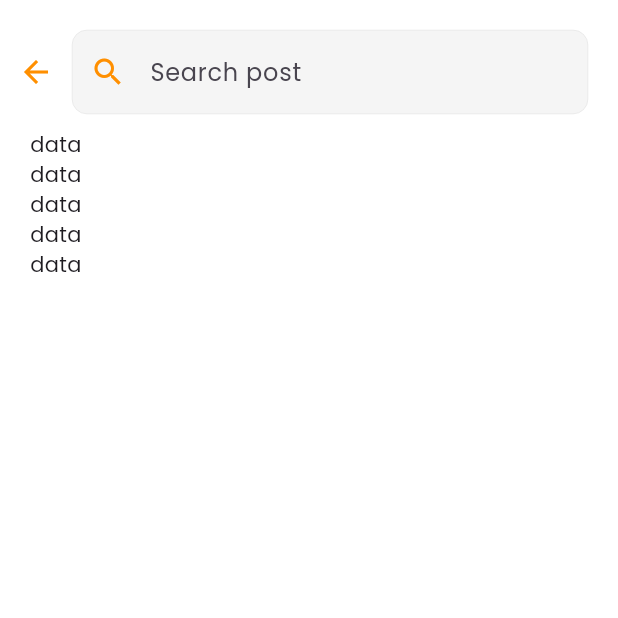
After one commit to Optimus-ged/youtube-flutter-tutorials, a Flutter app: the SearchPostView screen opened directly, on a phone screen of 412 x 824 dp, the top half of it. The commit adds this screen. Run offline on Flutter 3.47's test engine with Material 2 defaults, Android fonts, the phone set to English and light mode, and no system bars; our stand-ins replace bloc, dio, equatable, flutter_bloc, lottie; network calls fail.

Commit message:
search logic implemented successfully

```diff
--- a/lib/presentation/views/posts/posts_view.dart
+++ b/lib/presentation/views/posts/posts_view.dart
@@ -1,5 +1,6 @@
 import 'package:flutter/material.dart';
 import 'package:flutter_bloc/flutter_bloc.dart';
+import 'package:landing_and_login_screen/presentation/views/posts/search_post_view.dart';
 import 'package:lottie/lottie.dart';
 import 'edit_posts_view.dart';
 import 'posts_details.dart';
@@ -97,7 +98,13 @@ class _PostsViewState extends State<PostsView> {
                         ),
                         const SizedBox(width: 10),
                         IconButton(
-                          onPressed: () {},
+                          onPressed: () {
+                            Navigator.of(context).push(
+                              MaterialPageRoute(
+                                builder: (context) => const SearchPostView(),
+                              ),
+                            );
+                          },
                           icon: Icon(
                             Icons.search,
                             color: Colors.amber[800],
--- /dev/null
+++ b/lib/presentation/views/posts/search_post_view.dart
@@ -0,0 +1,76 @@
+import 'package:flutter/material.dart';
+
+class SearchPostView extends StatelessWidget {
+  const SearchPostView({super.key});
+
+  @override
+  Widget build(BuildContext context) {
+    return Scaffold(
+      backgroundColor: Colors.white,
+      body: SafeArea(
+        child: Padding(
+          padding: const EdgeInsets.symmetric(
+            horizontal: 0,
+            vertical: 20,
+          ),
+          child: Column(
+            children: [
+              Row(
+                children: [
+                  IconButton(
+                    onPressed: () {
+                      Navigator.of(context).pop();
+                    },
+                    icon: Icon(
+                      Icons.arrow_back,
+                      color: Colors.amber[800],
+                    ),
+                  ),
+                  Expanded(
+                    child: Padding(
+                      padding: const EdgeInsets.only(right: 20),
+                      child: TextFormField(
+                        decoration: InputDecoration(
+                          hintText: "Search post",
+                          prefixIcon: Icon(
+                            Icons.search,
+                            color: Colors.amber[800],
+                          ),
+                          filled: true,
+                          fillColor: Colors.grey[100],
+                          focusedBorder: buildOutLineBorder(),
+                          enabledBorder: buildOutLineBorder(),
+                        ),
+                      ),
+                    ),
+                  ),
+                ],
+              ),
+              Expanded(
+                child: ListView.builder(
+                  padding: const EdgeInsets.symmetric(
+                    vertical: 10,
+                    horizontal: 20,
+                  ),
+                  itemCount: 5,
+                  itemBuilder: (context, index) => const Text("data"),
+                ),
+              )
+            ],
+          ),
+        ),
+      ),
+    );
+  }
+
+  buildOutLineBorder() {
+    return OutlineInputBorder(
+      borderRadius: BorderRadius.circular(10),
+      borderSide: const BorderSide(
+        color: Colors.grey,
+        width: 0.1,
+      ),
+      gapPadding: 10,
+    );
+  }
+}
```
